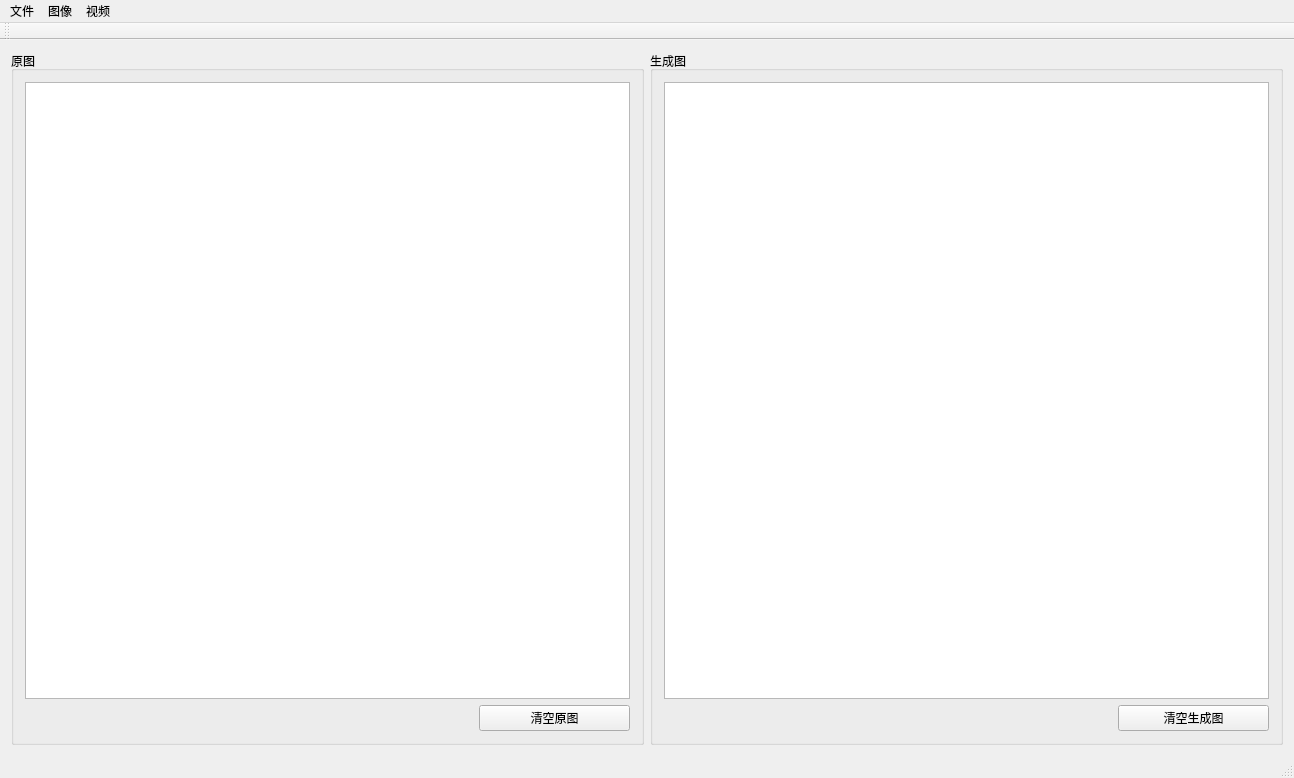
This is mainwindow/mainwindow.ui in Narthill/Image_processing as Qt 5 draws it before an edit. The edited form follows.
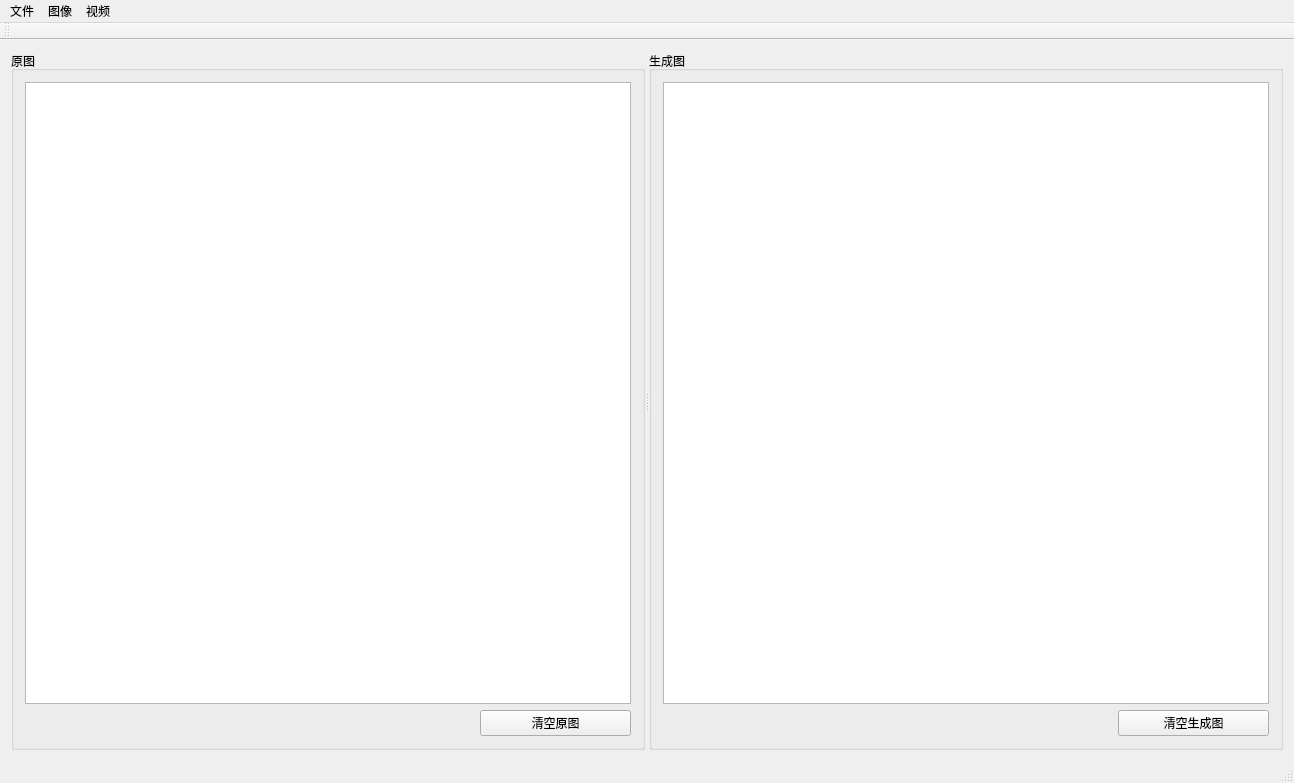
This is the edited form.

```diff
--- a/mainwindow/mainwindow.ui
+++ b/mainwindow/mainwindow.ui
@@ -7,17 +7,19 @@
     <x>0</x>
     <y>0</y>
     <width>1294</width>
-    <height>778</height>
+    <height>783</height>
    </rect>
   </property>
   <property name="windowTitle">
    <string>图像视频处理</string>
   </property>
   <widget class="QWidget" name="centralWidget">
-   <layout class="QVBoxLayout" name="verticalLayout">
-    <item>
      <layout class="QHBoxLayout" name="horizontalLayout_3">
       <item>
+     <widget class="QSplitter" name="splitter">
+      <property name="orientation">
+       <enum>Qt::Horizontal</enum>
+      </property>
        <widget class="QGroupBox" name="groupBox_former">
         <property name="cursor">
          <cursorShape>ArrowCursor</cursorShape>
@@ -29,6 +31,9 @@
          <string>原图</string>
         </property>
         <layout class="QVBoxLayout" name="verticalLayout_2">
+        <property name="sizeConstraint">
+         <enum>QLayout::SetDefaultConstraint</enum>
+        </property>
          <item>
           <widget class="QGraphicsView" name="formerView"/>
          </item>
@@ -64,13 +69,14 @@
          </item>
         </layout>
        </widget>
-      </item>
-      <item>
        <widget class="QGroupBox" name="groupBox_res">
         <property name="title">
          <string>生成图</string>
         </property>
         <layout class="QVBoxLayout" name="verticalLayout_3">
+        <property name="sizeConstraint">
+         <enum>QLayout::SetDefaultConstraint</enum>
+        </property>
          <item>
           <widget class="QGraphicsView" name="resultView"/>
          </item>
@@ -103,8 +109,7 @@
          </item>
         </layout>
        </widget>
-      </item>
-     </layout>
+     </widget>
     </item>
    </layout>
   </widget>
```
Lines whose indentation alone changed are shown as unchanged.
